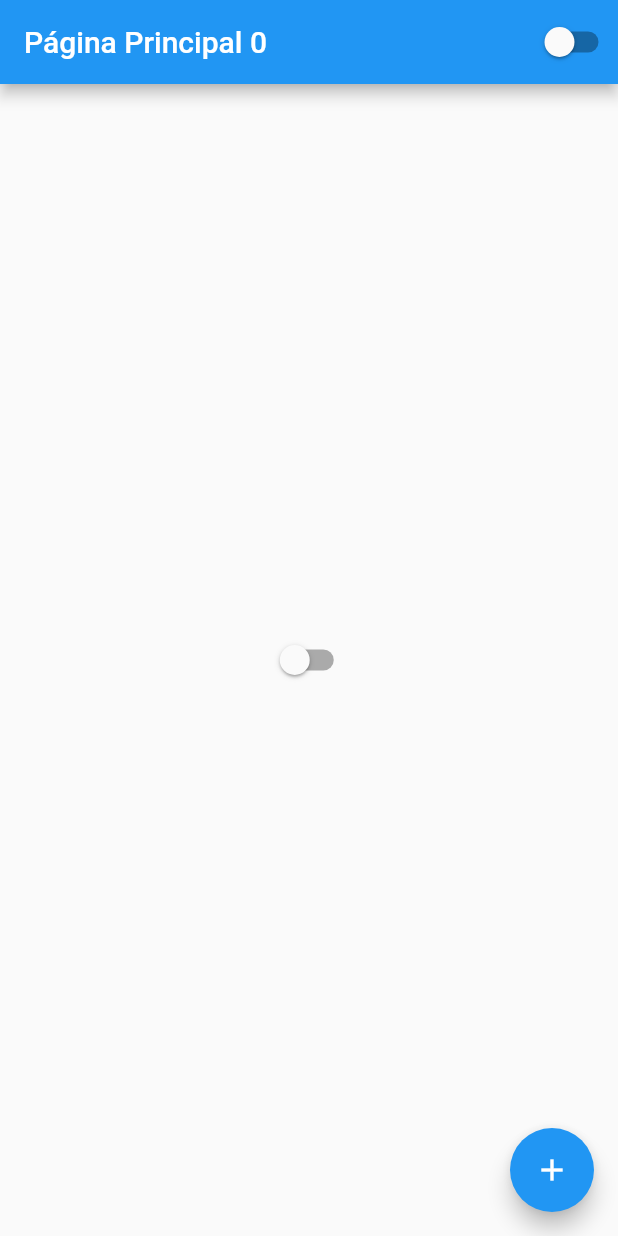
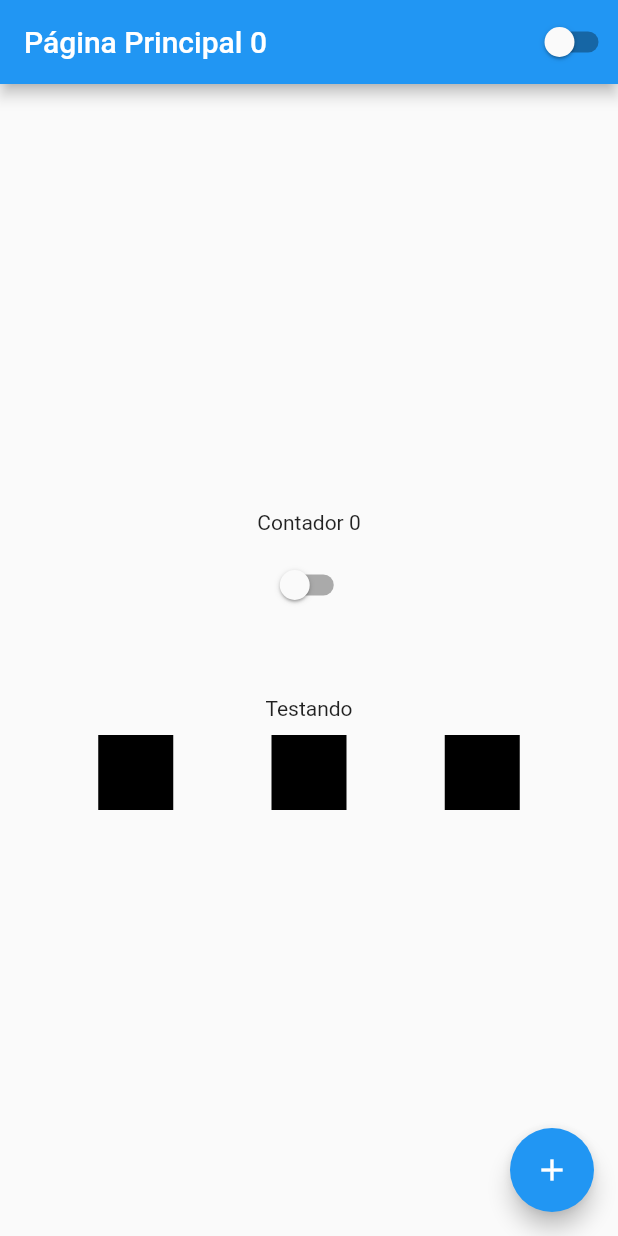
Before and after one commit to marciovbrazil/ola_mundo, a Flutter app: the screen it shows after launch, on a phone screen of 412 x 824 dp. Run offline on Flutter 3.47's test engine with Material 2 defaults, Android fonts, the phone set to English and light mode, and no system bars.

Commit message:
Progredindo na tela

```diff
--- a/lib/home_page.dart
+++ b/lib/home_page.dart
@@ -21,8 +21,41 @@ class HomePageState extends State<HomePage> {
       appBar: AppBar(
         title: Text('Página Principal $counter'),
         actions: [CustomSwitch(),]),
-      body: Center(
-        child: CustomSwitch()),
+      body: Container(
+        width: double.infinity,
+        height: double.infinity,
+        child: Column(
+          mainAxisAlignment: MainAxisAlignment.center,
+          children: [
+            Text('Contador $counter'),
+            Container(height: 10),
+            CustomSwitch(),
+            Container(height: 50),
+            Text('Testando'),
+            Container(height: 10),
+            Row(
+              mainAxisAlignment: MainAxisAlignment.spaceEvenly,
+              crossAxisAlignment: CrossAxisAlignment.center,
+              children: [
+                Container(
+                  height: 50,
+                  width: 50,
+                  color: Colors.black,
+                ),
+                Container(
+                  height: 50,
+                  width: 50,
+                  color: Colors.black,
+                ),
+                Container(
+                  height: 50,
+                  width: 50,
+                  color: Colors.black,
+                ),
+              ]),
+          ],
+        ),
+      ),
       floatingActionButton: FloatingActionButton(child: Icon(Icons.add),
              onPressed: (){setState(() {
                 counter++;
```
